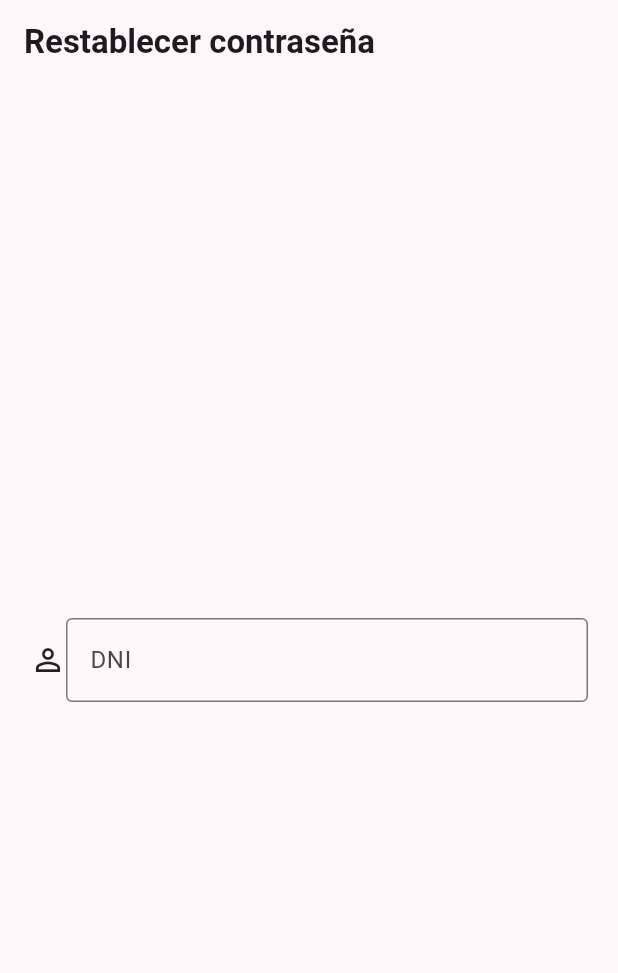
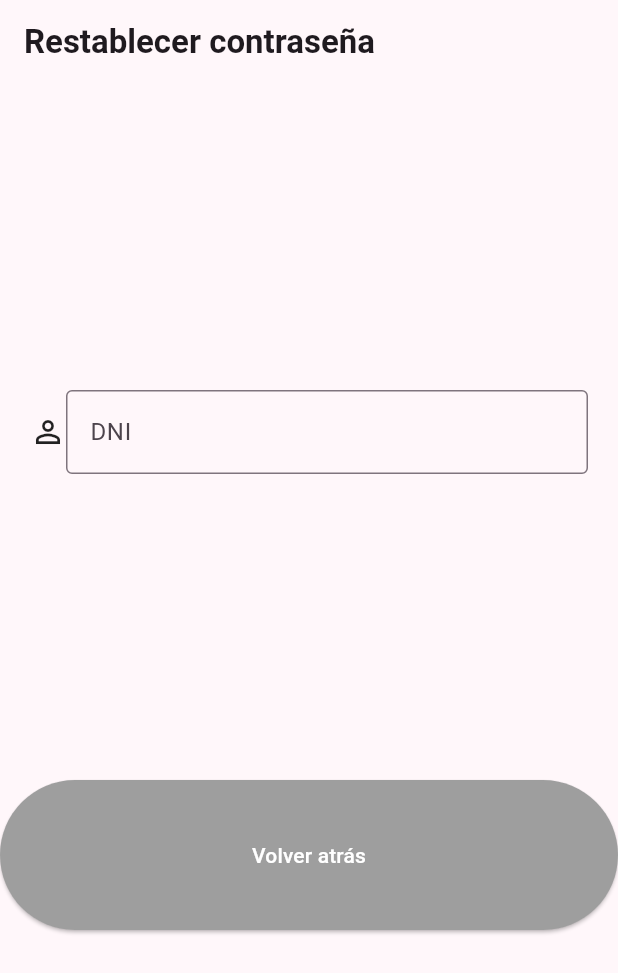
Before and after one commit to TsolidarioFG/2024-AGAELA-plataforma, a Flutter app: the PasswordRecovery screen opened by its route, on a phone screen of 412 x 824 dp. Shown: the top 973 px of the screen. Run offline on Flutter 3.47's test engine with Material 3 defaults, Android fonts, the phone set to English and light mode, and no system bars; our stand-ins replace go_router; generated files the repository leaves out were written again.

Commit message:
Added back button to password recovery screen

```diff
--- a/agaela_app/lib/features/password_recovery/screens/password_recovery.dart
+++ b/agaela_app/lib/features/password_recovery/screens/password_recovery.dart
@@ -1,7 +1,11 @@
+import 'package:agaela_app/common_widgets/default_back_button.dart';
+import 'package:agaela_app/common_widgets/default_button.dart';
 import 'package:agaela_app/common_widgets/default_icon_form_field.dart';
 import 'package:agaela_app/common_widgets/text_appbar.dart';
+import 'package:agaela_app/routing/router.dart';
 import 'package:flutter/material.dart';
 import 'package:flutter_gen/gen_l10n/app_localizations.dart';
+import 'package:go_router/go_router.dart';
 
 class PasswordRecovery extends StatefulWidget {
   const PasswordRecovery({super.key});
@@ -31,7 +35,15 @@ class _PasswordRecoveryState extends State<PasswordRecovery> {
                 controller: _dniController,
                 icon: const Icon(Icons.perm_identity),
                 text: AppLocalizations.of(context)!.passwordRecoveryDniField,
-                sensitiveInformation: false)
+                sensitiveInformation: false),
+            Row(
+              children: <Widget>[
+                Expanded(
+                    child: DefaultBackButton(
+                  backPage: () => context.goNamed(RoutesNames.login.name),
+                ))
+              ],
+            )
           ],
         ),
       ),
--- a/agaela_app/lib/l10n/app_es.arb
+++ b/agaela_app/lib/l10n/app_es.arb
@@ -1,5 +1,6 @@
 {
     "appTitle": "App AGAELA",
+    "commonBackButtonText": "Volver atrás",
     "errorEmptyField": "Este campo no puede estar vacío",
     "loginDniField": "DNI",
     "loginPasswordField": "Contraseña",
--- a/agaela_app/lib/l10n/app_gl.arb
+++ b/agaela_app/lib/l10n/app_gl.arb
@@ -1,5 +1,6 @@
 {
     "appTitle": "App AGAELA",
+    "commonBackButtonText": "Volver atrás",
     "errorEmptyField": "Este campo non pode estar baleiro",
     "loginDniField": "DNI",
     "loginPasswordField": "Contrasinal",
```
